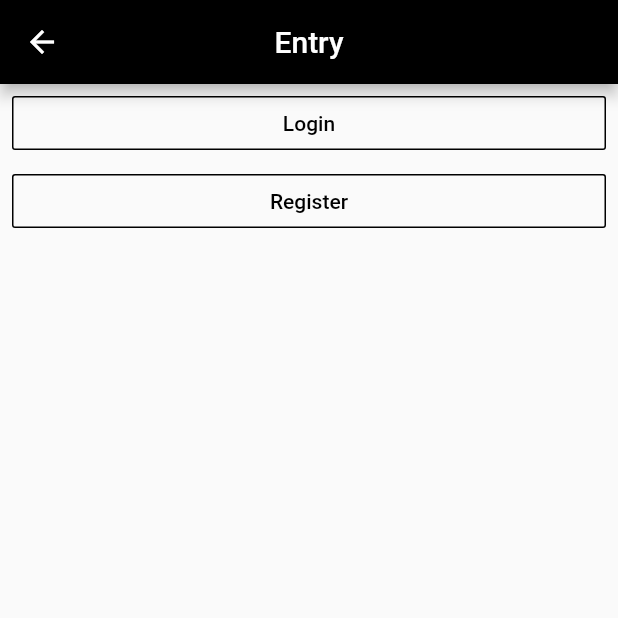
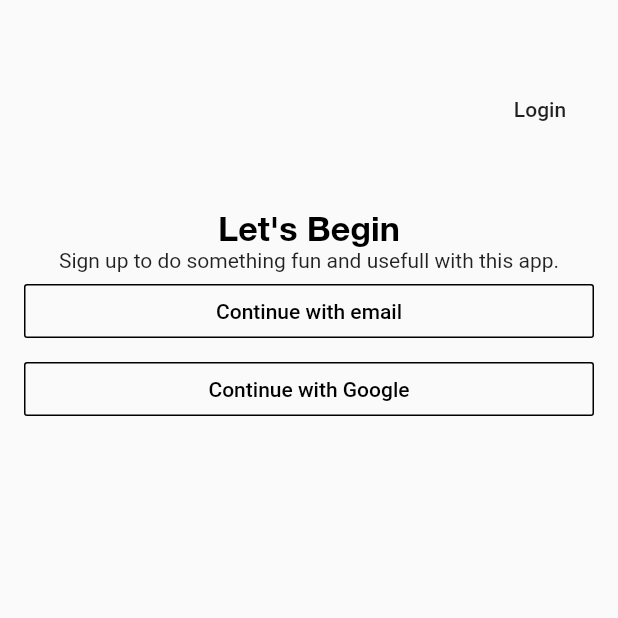
Before and after one commit to syetalabs/flutter_firebase_cubit_starter_kit, a Flutter app: the AuthEntryScreen screen opened by its route, on a phone screen of 412 x 824 dp, the top half of it. Run offline on Flutter 3.47's test engine with Material 2 defaults, Android fonts, the phone set to English and light mode, and no system bars; our stand-ins replace bloc, circular_profile_avatar, firebase_auth, firebase_core, firebase_crashlytics, flutter_bloc and 4 more; missing offline and left inert: custom_splash, onboardme; accounts and stored records are empty.

Commit message:
Entry Modification

```diff
--- a/lib/cubits/auth/auth_cubit.dart
+++ b/lib/cubits/auth/auth_cubit.dart
@@ -44,7 +44,8 @@ class AuthCubit extends Cubit<AuthState> {
     try {
       emit(AuthLoading());
       await _authRepository.register(email, password);
-      emit(Registered());
+      User currentUser = _authRepository.currentUser();
+      emit(Authenticated(currentUser));
     } catch (e) {
       emit(AuthError(e.toString()));
     }
--- a/lib/cubits/auth/auth_state.dart
+++ b/lib/cubits/auth/auth_state.dart
@@ -47,10 +47,6 @@ class AuthError extends AuthState {
   int get hashCode => message.hashCode;
 }
 
-class Registered extends AuthState {
-  const Registered();
-}
-
 class PasswordRequestSubmitted extends AuthState {
   const PasswordRequestSubmitted();
 }
--- a/lib/views/pages/auth/auth_entry_screen.dart
+++ b/lib/views/pages/auth/auth_entry_screen.dart
@@ -1,33 +1,104 @@
 import 'package:flutter/material.dart';
+import 'package:flutter_bloc/flutter_bloc.dart';
+import 'package:flutter_firebase_cubit_starter_kit/cubits/auth/auth_cubit.dart';
+import 'package:flutter_firebase_cubit_starter_kit/util/size_config.dart';
 import 'package:flutter_firebase_cubit_starter_kit/views/pages/auth/register.dart';
+import 'package:flutter_firebase_cubit_starter_kit/views/pages/dashboard/index.dart';
 import 'package:flutter_firebase_cubit_starter_kit/views/widgets/feature_button.dart';
 
 import 'login.dart';
 
-class AuthEntryScreen extends StatelessWidget {
+class AuthEntryScreen extends StatefulWidget {
   static const routeName = '/auth-entry-screen';
+
+  @override
+  _AuthEntryScreenState createState() => _AuthEntryScreenState();
+}
+
+class _AuthEntryScreenState extends State<AuthEntryScreen> {
+  void _registerWithGoogle() {
+    final authCubit = BlocProvider.of<AuthCubit>(context);
+    authCubit.loginWithGoogle();
+  }
+
   @override
   Widget build(BuildContext context) {
+    SizeConfig().init(context);
     return Scaffold(
-      appBar: AppBar(
-        backgroundColor: Colors.black,
-        centerTitle: true,
-        title: Text('Entry'),
-      ),
       body: SingleChildScrollView(
+        child: Padding(
+          padding: const EdgeInsets.all(8.0),
           child: Column(
             children: [
+              Padding(
+                padding: EdgeInsets.symmetric(
+                  vertical: SizeConfig.blockSizeVertical * 5,
+                ),
+                child: Row(
+                  mainAxisAlignment: MainAxisAlignment.end,
+                  children: [
+                    FlatButton(
+                        onPressed: () {
+                          Navigator.of(context)
+                              .pushNamed(LoginScreen.routeName);
+                        },
+                        child: Text('Login'))
+                  ],
+                ),
+              ),
+              Text(
+                'Let\'s Begin',
+                style: TextStyle(
+                    color: Colors.black,
+                    fontFamily: 'HelveticaNeue',
+                    fontWeight: FontWeight.w500,
+                    fontSize: SizeConfig.blockSizeHorizontal * 5.5),
+                textAlign: TextAlign.center,
+              ),
+              Text('Sign up to do something fun and usefull with this app.'),
               FeatureButton(
-                heading: "Login",
+                heading: "Continue with email",
                 onPressed: () {
-                  Navigator.pushNamed(context, LoginScreen.routeName);
-                }),
+                  Navigator.of(context).pushNamed(RegisterScreen.routeName);
+                },
+              ),
               FeatureButton(
-                heading: "Register",
-                onPressed: () {
-                  Navigator.pushNamed(context, RegisterScreen.routeName);
+                heading: "Continue with Google",
+                onPressed: _registerWithGoogle,
+              ),
+              BlocConsumer<AuthCubit, AuthState>(builder: (context, state) {
+                return Container();
+              }, listener: (context, state) {
+                if (state is AuthLoading) {
+                  Scaffold.of(context).showSnackBar(
+                    SnackBar(
+                      content: Text('Loading...'),
+                    ),
+                  );
+                } else if (state is AuthError) {
+                  Scaffold.of(context).showSnackBar(
+                    SnackBar(
+                      content: Text('An Error Occured'),
+                    ),
+                  );
+                } else if (state is Authenticated) {
+                  Scaffold.of(context).showSnackBar(
+                    SnackBar(
+                      content: Text('Register successful please Continue '),
+                    ),
+                  );
+                  Navigator.of(context).push(
+                      MaterialPageRoute(builder: (context) => Dashboard()));
+                } else {
+                  Scaffold.of(context).showSnackBar(
+                    SnackBar(
+                      content: Text('Please Register'),
+                    ),
+                  );
+                }
               }),
             ],
+          ),
         ),
       ),
     );
--- a/lib/views/pages/auth/register.dart
+++ b/lib/views/pages/auth/register.dart
@@ -1,6 +1,7 @@
 import 'package:flutter/material.dart';
 
 import 'package:flutter_bloc/flutter_bloc.dart';
+import 'package:flutter_firebase_cubit_starter_kit/views/pages/dashboard/index.dart';
 
 import 'login.dart';
 import '../../../cubits/auth/auth_cubit.dart';
@@ -62,14 +63,14 @@ class _RegisterScreenState extends State<RegisterScreen>
                       content: Text('An Error Occured'),
                     ),
                   );
-                } else if (state is Registered) {
+                } else if (state is Authenticated) {
                   Scaffold.of(context).showSnackBar(
                     SnackBar(
-                      content: Text('Register successful please log in '),
+                      content: Text('Register successful please continue'),
                     ),
                   );
                   Navigator.of(context).push(
-                      MaterialPageRoute(builder: (context) => LoginScreen()));
+                      MaterialPageRoute(builder: (context) => Dashboard()));
                 } else {
                   Scaffold.of(context).showSnackBar(
                     SnackBar(
--- a/lib/views/pages/onboarding/kit_b.dart
+++ b/lib/views/pages/onboarding/kit_b.dart
@@ -1,5 +1,5 @@
 import 'package:flutter/material.dart';
-import 'package:flutter_firebase_cubit_starter_kit/views/pages/dashboard/index.dart';
+import 'package:flutter_firebase_cubit_starter_kit/views/pages/auth/auth_entry_screen.dart';
 import 'package:onboardme/onboardme.dart';
 
 class OnboardKitB extends StatelessWidget {
@@ -42,7 +42,7 @@ class OnboardKitB extends StatelessWidget {
       isPageIndicatorCircle: true,
 
       /// Home Screen Route that lands after on-boarding
-      homeRoute: Dashboard.routeName,
+      homeRoute: AuthEntryScreen.routeName,
       txtColor: Colors.black,
     );
   }
```
Lines whose indentation alone changed are shown as unchanged.
